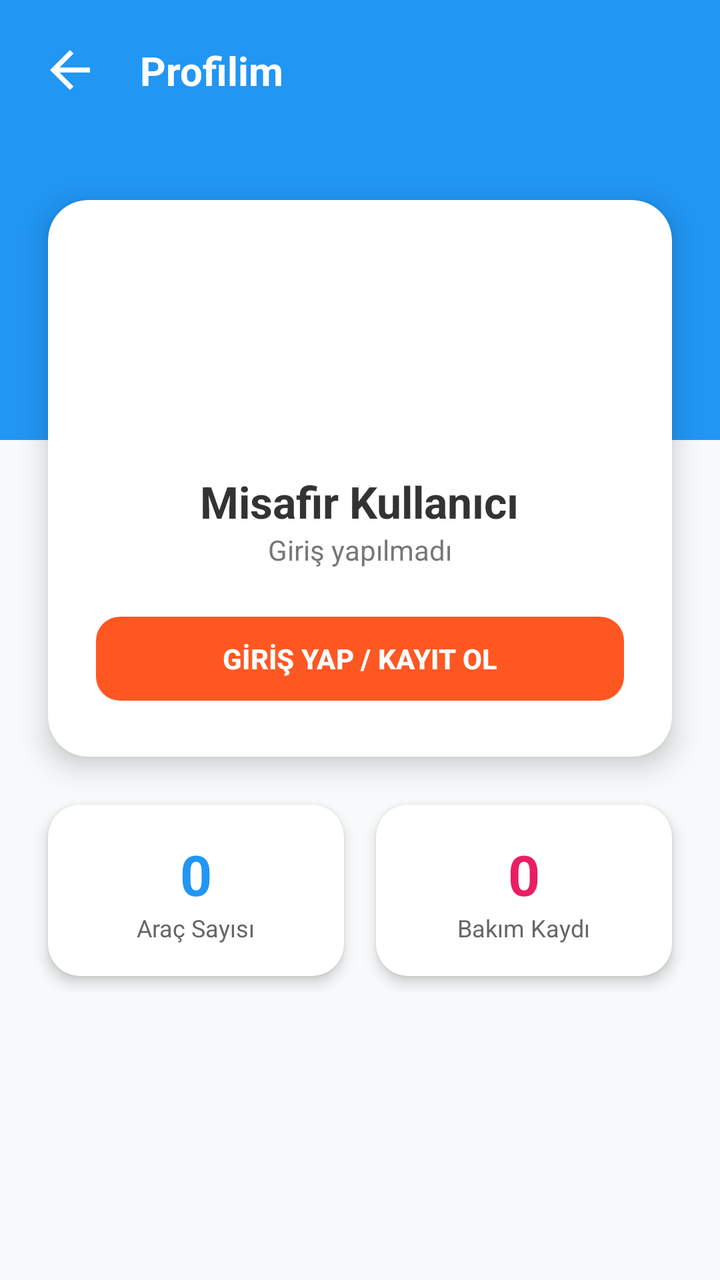
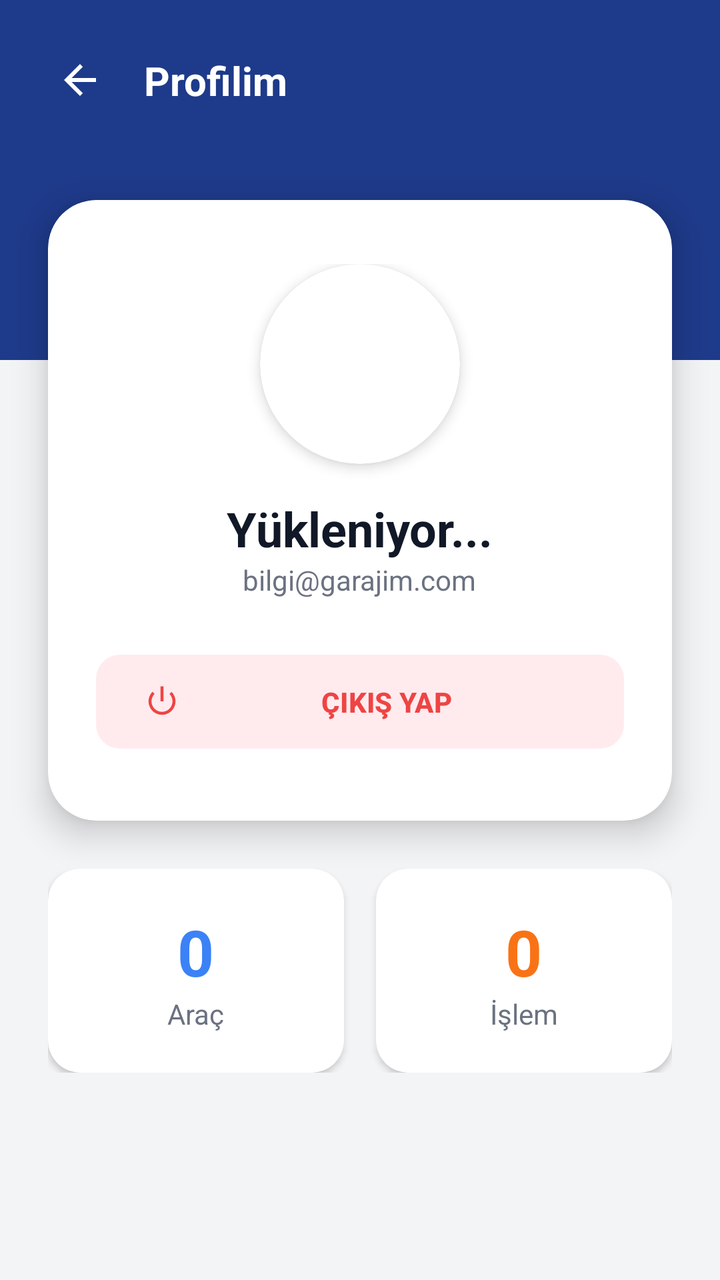

The first picture is an Android layout as it rendered before a commit; the second is the same layout after the commit. The layout source and the unified diff follow.
<!-- AndroidManifest.xml: application theme Theme.Garajim -->
<!-- res/layout/activity_profile.xml -->
<?xml version="1.0" encoding="utf-8"?>
<androidx.constraintlayout.widget.ConstraintLayout xmlns:android="http://schemas.android.com/apk/res/android"
    xmlns:app="http://schemas.android.com/apk/res-auto"
    android:layout_width="match_parent"
    android:layout_height="match_parent"
    android:background="#F8F9FA">

    <View
        android:id="@+id/viewHeader"
        android:layout_width="match_parent"
        android:layout_height="220dp"
        android:background="#2196F3"
        app:layout_constraintTop_toTopOf="parent" />

    <ImageView
        android:id="@+id/btnBackProfile"
        android:layout_width="30dp"
        android:layout_height="30dp"
        android:src="@drawable/ic_back"
        app:tint="@color/white"
        android:layout_margin="20dp"
        android:elevation="5dp"
        app:layout_constraintStart_toStartOf="parent"
        app:layout_constraintTop_toTopOf="parent"/>

    <TextView
        android:layout_width="wrap_content"
        android:layout_height="wrap_content"
        android:text="Profilim"
        android:textColor="@color/white"
        android:textSize="20sp"
        android:textStyle="bold"
        android:elevation="5dp"
        app:layout_constraintTop_toTopOf="@id/btnBackProfile"
        app:layout_constraintBottom_toBottomOf="@id/btnBackProfile"
        app:layout_constraintStart_toEndOf="@id/btnBackProfile"
        android:layout_marginStart="20dp"/>

    <androidx.cardview.widget.CardView
        android:id="@+id/cardProfileInfo"
        android:layout_width="match_parent"
        android:layout_height="wrap_content"
        android:layout_marginHorizontal="24dp"
        android:layout_marginTop="100dp"
        app:cardCornerRadius="20dp"
        app:cardElevation="8dp"
        app:cardBackgroundColor="@color/white"
        app:layout_constraintTop_toTopOf="parent">

        <LinearLayout
            android:layout_width="match_parent"
            android:layout_height="wrap_content"
            android:orientation="vertical"
            android:gravity="center"
            android:padding="24dp">

            <androidx.cardview.widget.CardView
                android:layout_width="100dp"
                android:layout_height="100dp"
                app:cardCornerRadius="50dp"
                app:cardElevation="0dp"
                android:layout_marginBottom="12dp">
                <ImageView
                    android:id="@+id/imgProfile"
                    android:layout_width="match_parent"
                    android:layout_height="match_parent"
                    android:src="@mipmap/ic_launcher"
                    android:scaleType="centerCrop"/>
            </androidx.cardview.widget.CardView>

            <TextView
                android:id="@+id/txtProfileName"
                android:layout_width="wrap_content"
                android:layout_height="wrap_content"
                android:text="Misafir Kullanıcı"
                android:textSize="22sp"
                android:textStyle="bold"
                android:textColor="#333"/>

            <TextView
                android:id="@+id/txtProfileEmail"
                android:layout_width="wrap_content"
                android:layout_height="wrap_content"
                android:text="Giriş yapılmadı"
                android:textSize="14sp"
                android:textColor="#777"
                android:layout_marginBottom="20dp"/>

            <com.google.android.material.button.MaterialButton
                android:id="@+id/btnLoginLogout"
                android:layout_width="match_parent"
                android:layout_height="50dp"
                android:text="GİRİŞ YAP / KAYIT OL"
                app:cornerRadius="12dp"
                android:textStyle="bold"
                app:backgroundTint="#FF5722"/>
        </LinearLayout>
    </androidx.cardview.widget.CardView>

    <GridLayout
        android:layout_width="match_parent"
        android:layout_height="wrap_content"
        android:columnCount="2"
        android:layout_margin="16dp"
        app:layout_constraintTop_toBottomOf="@id/cardProfileInfo">

        <androidx.cardview.widget.CardView
            android:layout_width="0dp"
            android:layout_height="wrap_content"
            android:layout_columnWeight="1"
            android:layout_margin="8dp"
            app:cardCornerRadius="16dp"
            app:cardElevation="4dp">
            <LinearLayout
                android:layout_width="match_parent"
                android:layout_height="wrap_content"
                android:orientation="vertical"
                android:padding="16dp"
                android:gravity="center">
                <TextView
                    android:id="@+id/txtTotalCars"
                    android:layout_width="wrap_content"
                    android:layout_height="wrap_content"
                    android:text="0"
                    android:textSize="28sp"
                    android:textStyle="bold"
                    android:textColor="#2196F3"/>
                <TextView
                    android:layout_width="wrap_content"
                    android:layout_height="wrap_content"
                    android:text="Araç Sayısı"
                    android:textSize="12sp"
                    android:textColor="#666"/>
            </LinearLayout>
        </androidx.cardview.widget.CardView>

        <androidx.cardview.widget.CardView
            android:layout_width="0dp"
            android:layout_height="wrap_content"
            android:layout_columnWeight="1"
            android:layout_margin="8dp"
            app:cardCornerRadius="16dp"
            app:cardElevation="4dp">
            <LinearLayout
                android:layout_width="match_parent"
                android:layout_height="wrap_content"
                android:orientation="vertical"
                android:padding="16dp"
                android:gravity="center">
                <TextView
                    android:id="@+id/txtTotalMaintenance"
                    android:layout_width="wrap_content"
                    android:layout_height="wrap_content"
                    android:text="0"
                    android:textSize="28sp"
                    android:textStyle="bold"
                    android:textColor="#E91E63"/>
                <TextView
                    android:layout_width="wrap_content"
                    android:layout_height="wrap_content"
                    android:text="Bakım Kaydı"
                    android:textSize="12sp"
                    android:textColor="#666"/>
            </LinearLayout>
        </androidx.cardview.widget.CardView>

    </GridLayout>

</androidx.constraintlayout.widget.ConstraintLayout>
<!-- resources referenced by this layout -->
<resources>
  <color name="white">#FFFFFFFF</color>
  <!-- drawable ic_back (drawable) -->
  <vector xmlns:android="http://schemas.android.com/apk/res/android" android:autoMirrored="true" android:height="24dp" android:tint="#000000" android:viewportHeight="24" android:viewportWidth="24" android:width="24dp">
        
      <path android:fillColor="@android:color/white" android:pathData="M20,11H7.83l5.59,-5.59L12,4l-8,8 8,8 1.41,-1.41L7.83,13H20v-2z"/>
      
  </vector>
  <!-- mipmap ic_launcher (mipmap-anydpi-v26) -->
  <?xml version="1.0" encoding="utf-8"?>
  <adaptive-icon xmlns:android="http://schemas.android.com/apk/res/android">
      <background android:drawable="@color/ic_launcher_background"/>
      <foreground android:drawable="@mipmap/ic_launcher_foreground"/>
  </adaptive-icon>
  <style name="Theme.Garajim" parent="Base.Theme.Garajim" />
  <color name="ic_launcher_background">#FFFFFF</color>
  <style name="Base.Theme.Garajim" parent="Theme.Material3.DayNight.NoActionBar">
          
          
      </style>
</resources>

<!-- the commit's change to res/layout/activity_profile.xml (unified diff, before → after) -->
@@ -3,23 +3,23 @@
     xmlns:app="http://schemas.android.com/apk/res-auto"
     android:layout_width="match_parent"
     android:layout_height="match_parent"
-    android:background="#F8F9FA">
+    android:background="@color/background_gray">
 
     <View
-        android:id="@+id/viewHeader"
+        android:id="@+id/viewHeaderProfile"
         android:layout_width="match_parent"
-        android:layout_height="220dp"
-        android:background="#2196F3"
+        android:layout_height="180dp"
+        android:background="@color/garaj_blue"
         app:layout_constraintTop_toTopOf="parent" />
 
-    <ImageView
+    <ImageButton
         android:id="@+id/btnBackProfile"
-        android:layout_width="30dp"
-        android:layout_height="30dp"
+        android:layout_width="48dp"
+        android:layout_height="48dp"
+        android:layout_margin="16dp"
+        android:background="?selectableItemBackgroundBorderless"
         android:src="@drawable/ic_back"
         app:tint="@color/white"
-        android:layout_margin="20dp"
-        android:elevation="5dp"
         app:layout_constraintStart_toStartOf="parent"
         app:layout_constraintTop_toTopOf="parent"/>
 
@@ -30,11 +30,10 @@
         android:textColor="@color/white"
         android:textSize="20sp"
         android:textStyle="bold"
-        android:elevation="5dp"
         app:layout_constraintTop_toTopOf="@id/btnBackProfile"
         app:layout_constraintBottom_toBottomOf="@id/btnBackProfile"
         app:layout_constraintStart_toEndOf="@id/btnBackProfile"
-        android:layout_marginStart="20dp"/>
+        android:layout_marginStart="8dp"/>
 
     <androidx.cardview.widget.CardView
         android:id="@+id/cardProfileInfo"
@@ -42,8 +41,8 @@
         android:layout_height="wrap_content"
         android:layout_marginHorizontal="24dp"
         android:layout_marginTop="100dp"
-        app:cardCornerRadius="20dp"
-        app:cardElevation="8dp"
+        app:cardCornerRadius="24dp"
+        app:cardElevation="10dp"
         app:cardBackgroundColor="@color/white"
         app:layout_constraintTop_toTopOf="parent">
 
@@ -52,14 +51,15 @@
             android:layout_height="wrap_content"
             android:orientation="vertical"
             android:gravity="center"
-            android:padding="24dp">
+            android:paddingVertical="32dp"
+            android:paddingHorizontal="24dp">
 
             <androidx.cardview.widget.CardView
                 android:layout_width="100dp"
                 android:layout_height="100dp"
                 app:cardCornerRadius="50dp"
-                app:cardElevation="0dp"
-                android:layout_marginBottom="12dp">
+                app:cardElevation="4dp"
+                android:layout_marginBottom="16dp">
                 <ImageView
                     android:id="@+id/imgProfile"
                     android:layout_width="match_parent"
@@ -72,98 +72,103 @@
                 android:id="@+id/txtProfileName"
                 android:layout_width="wrap_content"
                 android:layout_height="wrap_content"
-                android:text="Misafir Kullanıcı"
-                android:textSize="22sp"
+                android:text="Yükleniyor..."
+                android:textSize="24sp"
                 android:textStyle="bold"
-                android:textColor="#333"/>
+                android:textColor="@color/black"/>
 
             <TextView
                 android:id="@+id/txtProfileEmail"
                 android:layout_width="wrap_content"
                 android:layout_height="wrap_content"
-                android:text="Giriş yapılmadı"
+                android:text="bilgi@garajim.com"
                 android:textSize="14sp"
-                android:textColor="#777"
-                android:layout_marginBottom="20dp"/>
+                android:textColor="@color/text_secondary"
+                android:layout_marginBottom="24dp"/>
 
             <com.google.android.material.button.MaterialButton
                 android:id="@+id/btnLoginLogout"
                 android:layout_width="match_parent"
-                android:layout_height="50dp"
-                android:text="GİRİŞ YAP / KAYIT OL"
+                android:layout_height="55dp"
+                android:text="ÇIKIŞ YAP"
                 app:cornerRadius="12dp"
                 android:textStyle="bold"
-                app:backgroundTint="#FF5722"/>
+                app:backgroundTint="#FFEBEE"
+                android:textColor="@color/error_red"
+                app:icon="@android:drawable/ic_lock_power_off"
+                app:iconTint="@color/error_red"
+                app:elevation="0dp"/>
         </LinearLayout>
     </androidx.cardview.widget.CardView>
 
-    <GridLayout
+    <LinearLayout
         android:layout_width="match_parent"
         android:layout_height="wrap_content"
-        android:columnCount="2"
-        android:layout_margin="16dp"
+        android:orientation="horizontal"
+        android:layout_margin="24dp"
         app:layout_constraintTop_toBottomOf="@id/cardProfileInfo">
 
         <androidx.cardview.widget.CardView
             android:layout_width="0dp"
             android:layout_height="wrap_content"
-            android:layout_columnWeight="1"
-            android:layout_margin="8dp"
+            android:layout_weight="1"
+            android:layout_marginEnd="8dp"
             app:cardCornerRadius="16dp"
-            app:cardElevation="4dp">
+            app:cardElevation="2dp"
+            app:cardBackgroundColor="@color/white">
             <LinearLayout
                 android:layout_width="match_parent"
                 android:layout_height="wrap_content"
                 android:orientation="vertical"
-                android:padding="16dp"
+                android:padding="20dp"
                 android:gravity="center">
                 <TextView
                     android:id="@+id/txtTotalCars"
                     android:layout_width="wrap_content"
                     android:layout_height="wrap_content"
                     android:text="0"
-                    android:textSize="28sp"
+                    android:textSize="32sp"
                     android:textStyle="bold"
-                    android:textColor="#2196F3"/>
+                    android:textColor="@color/garaj_blue_light"/>
                 <TextView
                     android:layout_width="wrap_content"
                     android:layout_height="wrap_content"
-                    android:text="Araç Sayısı"
-                    android:textSize="12sp"
-                    android:textColor="#666"/>
+                    android:text="Araç"
+                    android:textSize="14sp"
+                    android:textColor="@color/text_secondary"/>
             </LinearLayout>
         </androidx.cardview.widget.CardView>
 
         <androidx.cardview.widget.CardView
             android:layout_width="0dp"
             android:layout_height="wrap_content"
-            android:layout_columnWeight="1"
-            android:layout_margin="8dp"
+            android:layout_weight="1"
+            android:layout_marginStart="8dp"
             app:cardCornerRadius="16dp"
-            app:cardElevation="4dp">
+            app:cardElevation="2dp"
+            app:cardBackgroundColor="@color/white">
             <LinearLayout
                 android:layout_width="match_parent"
                 android:layout_height="wrap_content"
                 android:orientation="vertical"
-                android:padding="16dp"
+                android:padding="20dp"
                 android:gravity="center">
                 <TextView
                     android:id="@+id/txtTotalMaintenance"
                     android:layout_width="wrap_content"
                     android:layout_height="wrap_content"
                     android:text="0"
-                    android:textSize="28sp"
+                    android:textSize="32sp"
                     android:textStyle="bold"
-                    android:textColor="#E91E63"/>
+                    android:textColor="@color/garaj_orange"/>
                 <TextView
                     android:layout_width="wrap_content"
                     android:layout_height="wrap_content"
-                    android:text="Bakım Kaydı"
-                    android:textSize="12sp"
-                    android:textColor="#666"/>
+                    android:text="İşlem"
+                    android:textSize="14sp"
+                    android:textColor="@color/text_secondary"/>
             </LinearLayout>
         </androidx.cardview.widget.CardView>
-
-    </GridLayout>
+    </LinearLayout>
 
 </androidx.constraintlayout.widget.ConstraintLayout>
<!-- resource entries referenced after the edit -->
@@ -1,6 +1,13 @@
 <!-- resources referenced by this layout -->
 <resources>
-  <color name="white">#FFFFFFFF</color>
+  <color name="background_gray">#F3F4F6</color>
+  <color name="black">#111827</color>
+  <color name="error_red">#EF4444</color>
+  <color name="garaj_blue">#1E3A8A</color>
+  <color name="garaj_blue_light">#3B82F6</color>
+  <color name="garaj_orange">#F97316</color>
+  <color name="text_secondary">#6B7280</color>
+  <color name="white">#FFFFFF</color>
   <!-- drawable ic_back (drawable) -->
   <vector xmlns:android="http://schemas.android.com/apk/res/android" android:autoMirrored="true" android:height="24dp" android:tint="#000000" android:viewportHeight="24" android:viewportWidth="24" android:width="24dp">
         
@@ -16,8 +23,14 @@
   <style name="Theme.Garajim" parent="Base.Theme.Garajim" />
   <color name="ic_launcher_background">#FFFFFF</color>
   <style name="Base.Theme.Garajim" parent="Theme.Material3.DayNight.NoActionBar">
-          
-          
-      </style>
+          <item name="colorPrimary">@color/garaj_blue</item>
+          <item name="colorOnPrimary">@color/white</item>
+          <item name="colorSecondary">@color/garaj_orange</item>
+          <item name="colorOnSecondary">@color/white</item>
+  
+          <item name="android:colorBackground">@color/background_gray</item>
+  
+          <item name="android:statusBarColor">@color/background_gray</item>
+          <item name="android:windowLightStatusBar">true</item> </style>
 </resources>
 
